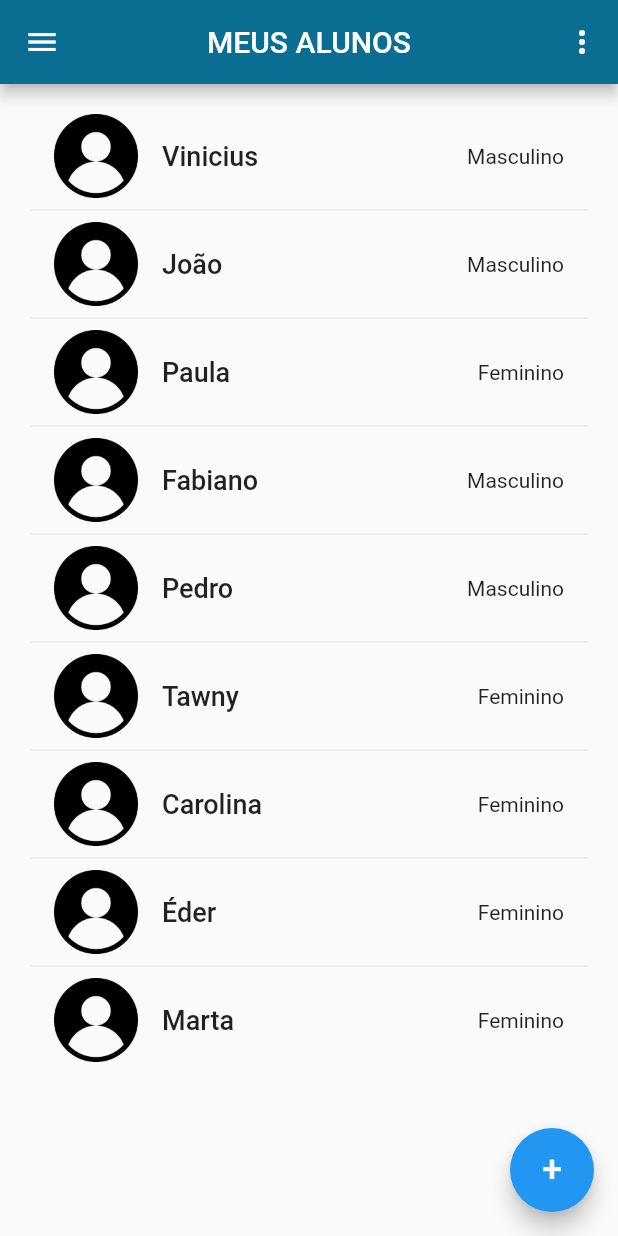
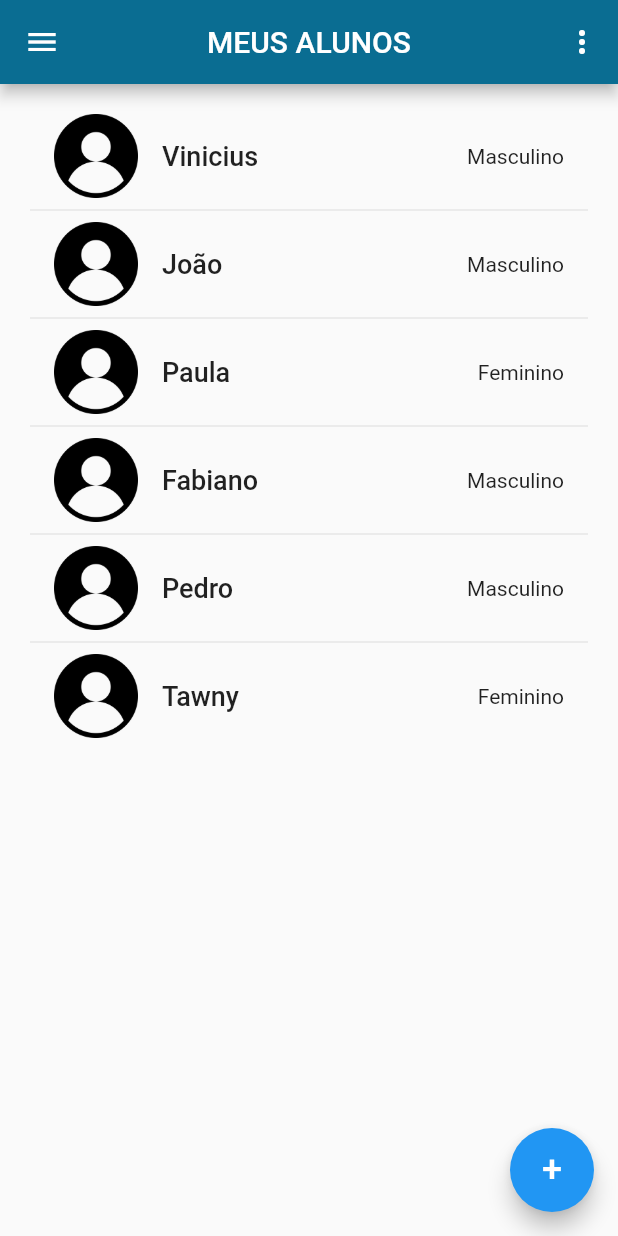
Before and after one commit to vinibranger/Cedup_gym_app, a Flutter app: the HomePage screen opened directly, on a phone screen of 412 x 824 dp. Run offline on Flutter 3.47's test engine with Material 2 defaults, Android fonts, the phone set to English and light mode, and no system bars; our stand-ins replace cloud_firestore, firebase_auth, firebase_core, fl_chart, hexcolor, hive_flutter and 2 more; accounts and stored records are empty.

Commit message:
att campomes

```diff
--- a/lib/Repository/AlunoRepository.dart
+++ b/lib/Repository/AlunoRepository.dart
@@ -14,11 +14,6 @@ class AlunoRepository {
         icone_aluno: 'assets/user.png', name: 'Pedro', genero: 'Masculino'),
     Aluno_cliente(
         icone_aluno: 'assets/user.png', name: 'Tawny', genero: 'Feminino'),
-    Aluno_cliente(
-        icone_aluno: 'assets/user.png', name: 'Carolina', genero: 'Feminino'),
-    Aluno_cliente(
-        icone_aluno: 'assets/user.png', name: 'Éder', genero: 'Feminino'),
-    Aluno_cliente(
-        icone_aluno: 'assets/user.png', name: 'Marta', genero: 'Feminino'),
+
   ];
 }
--- a/lib/pages/home/medidas_aluno.dart
+++ b/lib/pages/home/medidas_aluno.dart
@@ -107,13 +107,13 @@ class _MedidaAlunosState extends State<MedidaAlunos> {
                         ),
                         Container(
                           child: TextFormField(
-                            keyboardType: TextInputType.datetime,
+                            keyboardType: TextInputType.text,
                             decoration:
-                                Input_decore().textInputDecoration('DATA'),
+                                Input_decore().textInputDecoration('MÊS'),
                             controller: dateAvali,
                             validator: (val) {
                               if (val!.isEmpty) {
-                                return "INSIRA A DATA!";
+                                return "INSIRA O MÊS!";
                               }
                               return null;
                             },
--- a/lib/pages/login/login_page.dart
+++ b/lib/pages/login/login_page.dart
@@ -67,7 +67,9 @@ class _LoginPageState extends State<LoginPage> {
   Widget build(BuildContext context) {
     return Scaffold(
       body: SingleChildScrollView(
+
         child: Padding(
+
           padding: const EdgeInsets.only(top: 100),
           child: Form(
             key: formKey,
```
